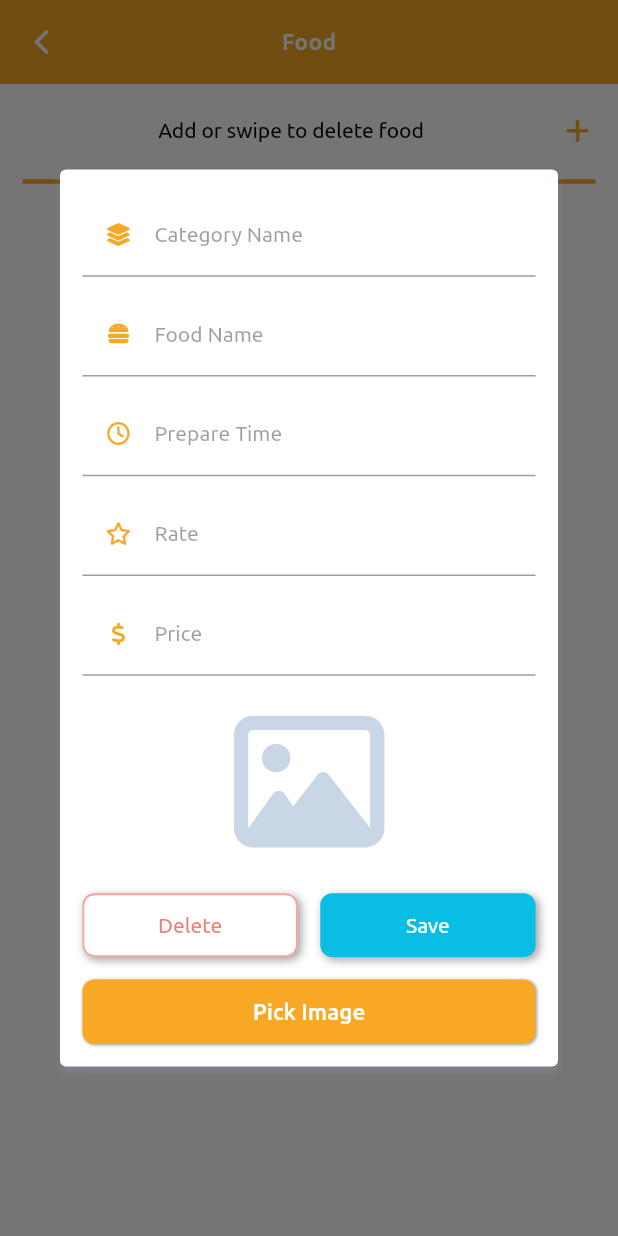
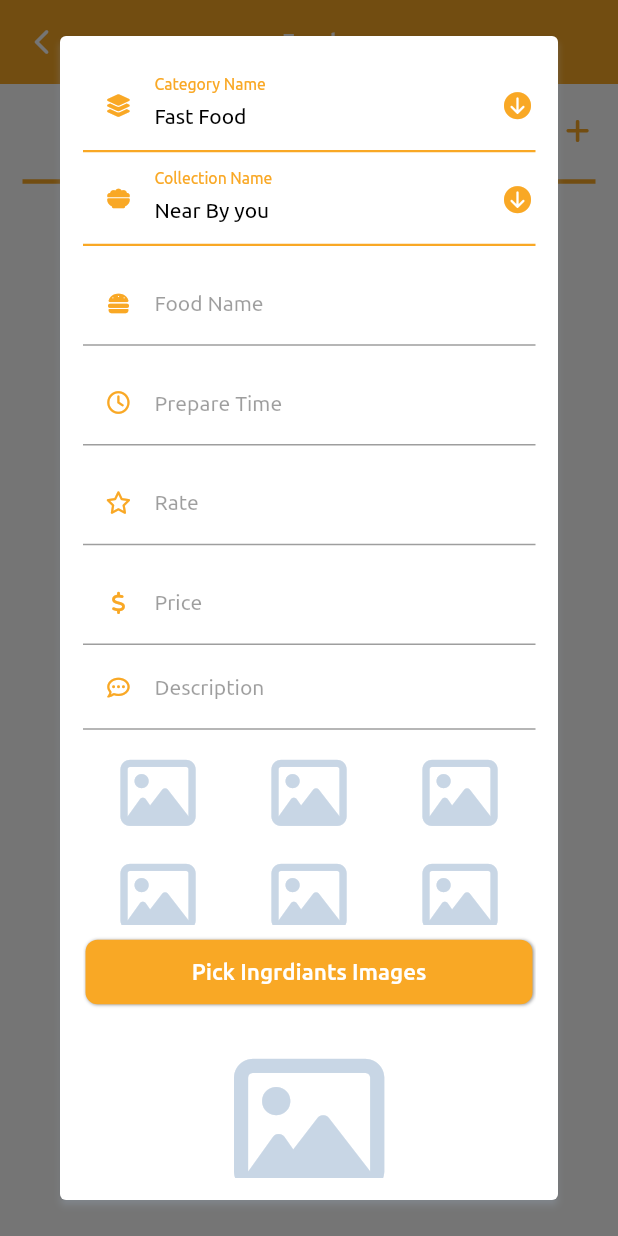
Before and after one commit to mhmoudGamea/yummy, a Flutter app: the FoodView screen opened by its route, after a tap on an icon or button, on a phone screen of 412 x 824 dp. Run offline on Flutter 3.47's test engine with Material 2 defaults, Android fonts, the phone set to English and light mode, and no system bars; drawn by our look-alikes of flutter_neumorphic; our stand-ins replace carousel_slider, cloud_firestore, dartz, firebase_auth, firebase_core, firebase_storage and 12 more; accounts and stored records are empty.

Commit message:
finish the ui of food in admin section

```diff
--- a/lib/features/admin/food/presentation/model_views/food_cubit/food_cubit.dart
+++ b/lib/features/admin/food/presentation/model_views/food_cubit/food_cubit.dart
@@ -4,6 +4,7 @@ import 'package:flutter/material.dart';
 import 'package:flutter_bloc/flutter_bloc.dart';
 import 'package:get_it/get_it.dart';
 import 'package:image_picker/image_picker.dart';
+import 'package:yummy/core/utils/styles.dart';
 
 part 'food_state.dart';
 
@@ -17,9 +18,73 @@ class FoodCubit extends Cubit<FoodState> {
     return _form;
   }
 
-  final TextEditingController _categoryController = TextEditingController();
-  TextEditingController get getCategoryController {
-    return _categoryController;
+  // category DropDownButton logic
+  final List<String> _categoriesList = [
+    'Fast Food',
+    'Snack',
+    'Drink',
+    'Desert',
+    'Soup',
+    'Salad',
+    'Sauce',
+    'Pizza',
+    'Pasta'
+  ];
+
+  var _selectedCategory = 'Fast Food';
+
+  String get getSelectedCategory {
+    return _selectedCategory;
+  }
+
+  set setSelectedCategory(String newCategory) {
+    _selectedCategory = newCategory;
+    emit(SelectedCategoryChanged());
+  }
+
+  // this function 'll conver the list of strings above to DropdownMenuItem
+  List<DropdownMenuItem> convertCategory() {
+    return _categoriesList
+        .map((e) => DropdownMenuItem(
+              value: e,
+              child: Text(
+                e,
+                style: Styles.title14,
+              ),
+            ))
+        .toList();
+  }
+
+  // collection DropDownButton logic
+  final List<String> _collectionsList = [
+    'Top Rated',
+    'Near By you',
+    'People are looking',
+    'Kids',
+  ];
+
+  var _selectedCollection = 'Near By you';
+
+  String get getSelectedCollection {
+    return _selectedCollection;
+  }
+
+  set setSelectedCollection(String newCollection) {
+    _selectedCollection = newCollection;
+    emit(SelectedCollectionChanged());
+  }
+
+  // this function 'll conver the list of strings above to DropdownMenuItem
+  List<DropdownMenuItem> convertCollection() {
+    return _collectionsList
+        .map((e) => DropdownMenuItem(
+              value: e,
+              child: Text(
+                e,
+                style: Styles.title14,
+              ),
+            ))
+        .toList();
   }
 
   final TextEditingController _foodNameController = TextEditingController();
@@ -42,6 +107,29 @@ class FoodCubit extends Cubit<FoodState> {
     return _priceController;
   }
 
+  final TextEditingController _descriptionController = TextEditingController();
+  TextEditingController get getDescriptionController {
+    return _descriptionController;
+  }
+  // start logic of picking the multiple images for the food plate ingrediants
+
+  final List<File> _ingrediantsImages = [];
+
+  List<File> get getIngrediantsImages {
+    return _ingrediantsImages;
+  }
+
+  void pickIngrediantsImages() async {
+    final List<XFile> images = await _picker.pickMultiImage();
+    if (images.isNotEmpty) {
+      for (var element in images) {
+        _ingrediantsImages.add(File(element.path));
+      }
+      emit(IngrediantsImagesSelected());
+    }
+  }
+
+  // start logic of picking the only one image for the food plate
   File? _image;
 
   File? get getPickedImage {
@@ -50,7 +138,20 @@ class FoodCubit extends Cubit<FoodState> {
 
   void pickImage() async {
     final XFile? image = await _picker.pickImage(source: ImageSource.gallery);
-    _image = File(_image!.path);
+    _image = File(image!.path);
     emit(ImagePickedSuccessfully());
   }
+
+  // start delete button logic
+  void delete() {
+    _selectedCategory = _categoriesList.first;
+    _selectedCollection = _collectionsList.first;
+    _foodNameController.text = '';
+    _prepareTimeController.text = '';
+    _rateController.text = '';
+    _priceController.text = '';
+    _descriptionController.text = '';
+    _ingrediantsImages.length = 0;
+    _image = null;
+  }
 }
--- a/lib/features/admin/food/presentation/model_views/food_cubit/food_state.dart
+++ b/lib/features/admin/food/presentation/model_views/food_cubit/food_state.dart
@@ -5,6 +5,12 @@ abstract class FoodState {}
 
 class FoodInitial extends FoodState {}
 
+class SelectedCategoryChanged extends FoodState {}
+
+class SelectedCollectionChanged extends FoodState {}
+
+class IngrediantsImagesSelected extends FoodState {}
+
 class ImagePickedSuccessfully extends FoodState {}
 
 class ImagePickedDeleted extends FoodState {}
--- /dev/null
+++ b/lib/features/admin/food/presentation/views/widgets/c_grid_view.dart
@@ -0,0 +1,31 @@
+import 'dart:io';
+
+import 'package:flutter/material.dart';
+import 'package:font_awesome_flutter/font_awesome_flutter.dart';
+
+import '../../../../../../core/constants.dart';
+
+class CGridView extends StatelessWidget {
+  final List<File> ingrediantsImages;
+  const CGridView({Key? key, required this.ingrediantsImages})
+      : super(key: key);
+
+  @override
+  Widget build(BuildContext context) {
+    return GridView.builder(
+      physics: const BouncingScrollPhysics(),
+      gridDelegate: const SliverGridDelegateWithFixedCrossAxisCount(
+          crossAxisCount: 3, childAspectRatio: 2.2 / 1.4, mainAxisSpacing: 5),
+      itemBuilder: (context, index) {
+        return ingrediantsImages.isEmpty
+            ? const Icon(
+                FontAwesomeIcons.image,
+                size: 50,
+                color: greyColor,
+              )
+            : Image.file(ingrediantsImages[index], width: 30, height: 30);
+      },
+      itemCount: ingrediantsImages.isEmpty ? 6 : ingrediantsImages.length,
+    );
+  }
+}
--- a/lib/features/admin/food/presentation/views/widgets/food_dialog.dart
+++ b/lib/features/admin/food/presentation/views/widgets/food_dialog.dart
@@ -1,13 +1,16 @@
 import 'package:flutter_bloc/flutter_bloc.dart';
 import 'package:flutter_neumorphic/flutter_neumorphic.dart';
 import 'package:font_awesome_flutter/font_awesome_flutter.dart';
-import 'package:yummy/features/admin/widgets/c_expanded_delete.dart';
+import 'package:go_router/go_router.dart';
 
 import '../../../../../../core/constants.dart';
 import '../../../../../../core/widgets/c_expanded_button.dart';
+import '../../../../widgets/c_drop_down_button.dart';
+import '../../../../widgets/c_expanded_delete.dart';
 import '../../../../widgets/c_expanded_save.dart';
 import '../../../../widgets/c_text_form_field.dart';
 import '../../model_views/food_cubit/food_cubit.dart';
+import 'c_grid_view.dart';
 
 class FoodDialog extends StatelessWidget {
   const FoodDialog({Key? key}) : super(key: key);
@@ -21,20 +24,27 @@ class FoodDialog extends StatelessWidget {
         child: Padding(
           padding: const EdgeInsets.symmetric(horizontal: 15, vertical: 15),
           child: SingleChildScrollView(
+            physics: const BouncingScrollPhysics(),
             child: Form(
               key: food.getFormKey,
               child: Column(
                 children: [
-                  CTextFormField(
+                  CDropDownButton(
                     label: 'Category Name',
-                    type: TextInputType.name,
-                    controller: food.getCategoryController,
                     icon: FontAwesomeIcons.layerGroup,
-                    validator: (value) {
-                      if (value!.isEmpty) {
-                        return 'Category name is required';
-                      }
-                      return null;
+                    selectedValue: food.getSelectedCategory,
+                    items: food.convertCategory(),
+                    onPress: (value) {
+                      food.setSelectedCategory = value;
+                    },
+                  ),
+                  CDropDownButton(
+                    label: 'Collection Name',
+                    icon: FontAwesomeIcons.bowlFood,
+                    selectedValue: food.getSelectedCollection,
+                    items: food.convertCollection(),
+                    onPress: (value) {
+                      food.setSelectedCollection = value;
                     },
                   ),
                   const SizedBox(height: 10),
@@ -89,7 +99,45 @@ class FoodDialog extends StatelessWidget {
                       return null;
                     },
                   ),
+                  CTextFormField(
+                    label: 'Description',
+                    type: TextInputType.name,
+                    controller: food.getDescriptionController,
+                    icon: FontAwesomeIcons.commentDots,
+                    validator: (value) {
+                      if (value!.isEmpty) {
+                        return 'Description is required';
+                      }
+                      return null;
+                    },
+                  ),
                   const SizedBox(height: 10),
+                  // ingrediants images
+                  BlocBuilder<FoodCubit, FoodState>(
+                    builder: (context, state) {
+                      return Container(
+                        height: 120,
+                        decoration: BoxDecoration(
+                            color: Colors.white,
+                            borderRadius: BorderRadius.circular(5)),
+                        child: CGridView(
+                            ingrediantsImages: food.getIngrediantsImages),
+                      );
+                    },
+                  ),
+                  const SizedBox(height: 10),
+                  Padding(
+                    padding: const EdgeInsets.symmetric(horizontal: 2),
+                    child: CExpandedButton(
+                      text: 'Pick Ingrdiants Images',
+                      bgColor: primaryColor,
+                      textColor: Colors.white,
+                      onPress: () => food.pickIngrediantsImages(),
+                    ),
+                  ),
+                  // end ingrediants images
+                  const SizedBox(height: 20),
+                  // food image
                   BlocBuilder<FoodCubit, FoodState>(
                     builder: (context, state) {
                       return Container(
@@ -110,21 +158,34 @@ class FoodDialog extends StatelessWidget {
                       );
                     },
                   ),
-                  const SizedBox(height: 15),
-                  Row(
-                    children: [
-                      CExpandedDelete(text: 'Delete', onPress: () {}),
-                      const SizedBox(width: 15),
-                      CExpandedSave(text: 'Save', onPress: () {}),
-                    ],
+                  const SizedBox(height: 10),
+                  Padding(
+                    padding: const EdgeInsets.symmetric(horizontal: 2),
+                    child: CExpandedButton(
+                      text: 'Pick Image',
+                      bgColor: primaryColor,
+                      textColor: Colors.white,
+                      onPress: () => food.pickImage(),
+                    ),
+                  ),
+                  // end food image
+                  const SizedBox(height: 20),
+                  Padding(
+                    padding: const EdgeInsets.symmetric(horizontal: 2),
+                    child: Row(
+                      children: [
+                        CExpandedDelete(
+                            text: 'Delete',
+                            onPress: () {
+                              GoRouter.of(context).pop();
+                              food.delete();
+                            }),
+                        const SizedBox(width: 15),
+                        CExpandedSave(text: 'Save', onPress: () {}),
+                      ],
+                    ),
                   ),
                   const SizedBox(height: 15),
-                  CExpandedButton(
-                    text: 'Pick Image',
-                    bgColor: primaryColor,
-                    textColor: Colors.white,
-                    onPress: () => food.pickImage(),
-                  ),
                   BlocBuilder<FoodCubit, FoodState>(
                     builder: (context, state) {
                       // if (state is HitSaveWithoutPickImage) {
--- /dev/null
+++ b/lib/features/admin/widgets/c_drop_down_button.dart
@@ -0,0 +1,77 @@
+import 'package:flutter/material.dart';
+import 'package:font_awesome_flutter/font_awesome_flutter.dart';
+import 'package:yummy/core/utils/styles.dart';
+
+import '../../../core/constants.dart';
+import '../../../core/utils/helper.dart';
+
+class CDropDownButton extends StatelessWidget {
+  final String label;
+  final IconData icon;
+  final String selectedValue;
+  final List<DropdownMenuItem> items;
+  final Function(dynamic)? onPress;
+  const CDropDownButton(
+      {Key? key,
+      required this.label,
+      required this.icon,
+      required this.onPress,
+      required this.selectedValue,
+      required this.items})
+      : super(key: key);
+
+  @override
+  Widget build(BuildContext context) {
+    return DropdownButtonFormField(
+      decoration: InputDecoration(
+        labelText: label,
+        labelStyle: Styles.title14.copyWith(color: primaryColor),
+        enabledBorder: Helper.border(borderColor: primaryColor),
+        border: Helper.border(borderColor: primaryColor),
+        focusedBorder: Helper.border(borderColor: primaryColor),
+        prefixIcon: Icon(
+          icon,
+          size: 15,
+          color: primaryColor,
+        ),
+      ),
+      value: selectedValue,
+      items: items,
+      icon: const Icon(
+        FontAwesomeIcons.circleArrowDown,
+        size: 18,
+        color: primaryColor,
+      ),
+      elevation: 2,
+      onChanged: onPress,
+    );
+  }
+}
+/*
+
+return DropdownButtonFormField(
+      decoration: InputDecoration(
+        labelText: label,
+        labelStyle: Styles.title14.copyWith(color: primaryColor),
+        enabledBorder: Helper.border(borderColor: primaryColor),
+        border: Helper.border(borderColor: primaryColor),
+        focusedBorder: Helper.border(borderColor: primaryColor),
+        prefixIcon: Icon(
+          icon,
+          size: 15,
+          color: primaryColor,
+        ),
+      ),
+      value: food.getSelectedCategory,
+      items: food.convert(),
+      icon: const Icon(
+        FontAwesomeIcons.circleArrowDown,
+        size: 18,
+        color: primaryColor,
+      ),
+      elevation: 2,
+      onChanged: (value) {
+        food.setSelectedCategory = value;
+      },
+    );
+*/
--- a/lib/features/admin/widgets/c_expanded_delete.dart
+++ b/lib/features/admin/widgets/c_expanded_delete.dart
@@ -24,6 +24,7 @@ class CExpandedDelete extends StatelessWidget {
       child: NeumorphicButton(
         padding: const EdgeInsets.symmetric(vertical: 12),
         style: NeumorphicStyle(
+            depth: 2,
             border: NeumorphicBorder(
                 color: borderColor ?? secondaryColor.withOpacity(0.5),
                 width: 1.2),
--- a/lib/features/admin/widgets/c_expanded_save.dart
+++ b/lib/features/admin/widgets/c_expanded_save.dart
@@ -22,6 +22,7 @@ class CExpandedSave extends StatelessWidget {
       child: NeumorphicButton(
         padding: const EdgeInsets.symmetric(vertical: 12),
         style: NeumorphicStyle(
+            depth: 2,
             border: const NeumorphicBorder(color: babyBlue, width: 1.2),
             color: bgColor ?? babyBlue),
         onPressed: onPress,
```
